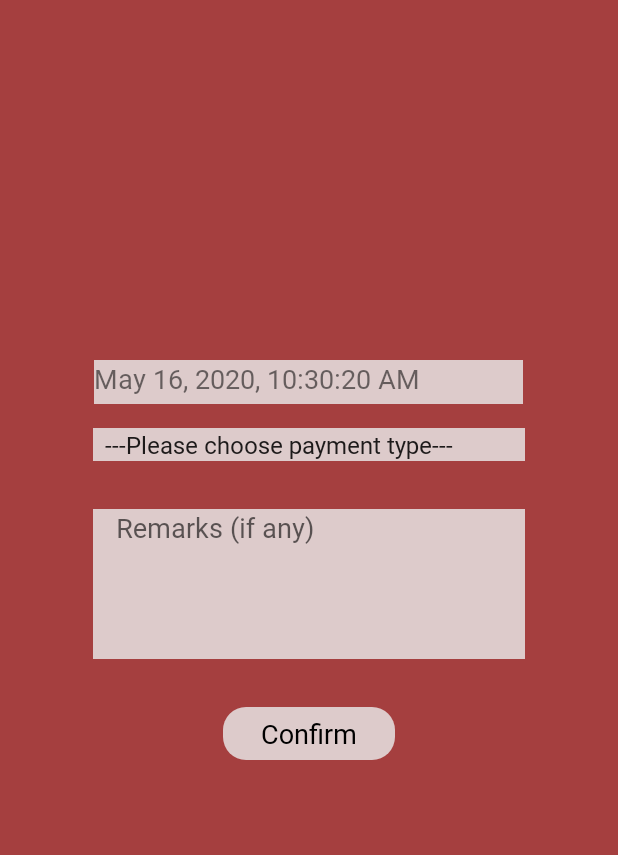
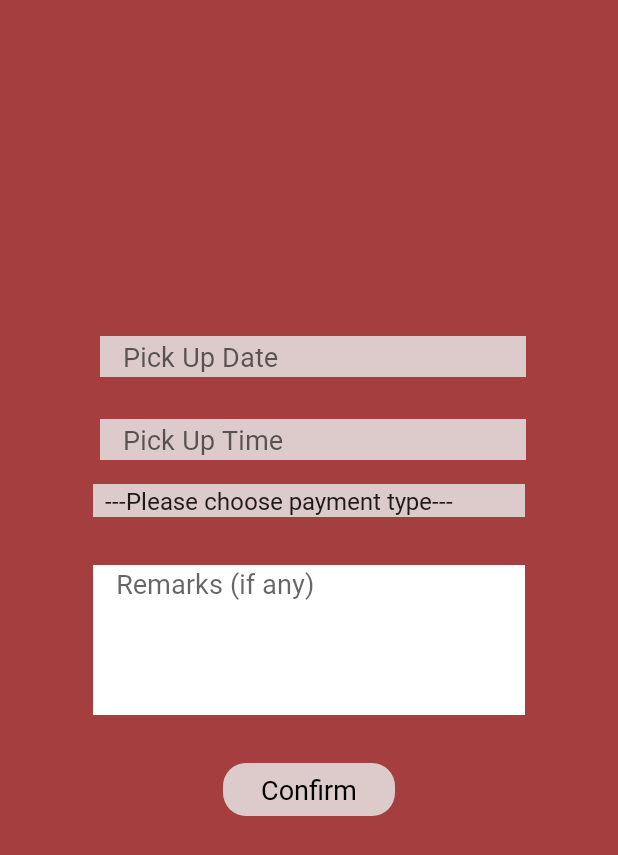
Before and after one commit to hrmck/2020UoAHackathon, an Android app: the PaymentActivity screen opened directly, with no data from a screen before it, on a phone screen of 412 x 824 dp. Shown: the top 855 px of the screen. Run offline under Robolectric (Android 15) with nearby library versions, the phone set to English and light mode, and no system bars.

Commit message:
Latest Version

```diff
--- a/app/src/main/java/com/example/inlocker/PaymentActivity.java
+++ b/app/src/main/java/com/example/inlocker/PaymentActivity.java
@@ -5,6 +5,7 @@ import android.os.Bundle;
 import android.view.View;
 import android.widget.ArrayAdapter;
 import android.widget.Button;
+import android.widget.EditText;
 import android.widget.Spinner;
 import android.widget.TextView;
 
@@ -18,7 +19,7 @@ public class PaymentActivity extends AppCompatActivity implements View.OnClickLi
     Spinner spinner;
     Button confirm;
     String currentDate;
-    TextView Date, setTime;
+    EditText Date, setTime;
 
     @Override
     protected void onCreate(Bundle savedInstanceState) {
@@ -29,9 +30,8 @@ public class PaymentActivity extends AppCompatActivity implements View.OnClickLi
         Date currentTime = Calendar.getInstance().getTime();*/
         String currentDateTimeString = DateFormat.getDateTimeInstance().format(new Date());
 
-        setTime = (TextView) findViewById(R.id.setTimeEditText);
-        setTime.setText(currentDateTimeString);
-        // Date = (TextView) findViewById(R.id.DateTextView);
+        setTime = (EditText) findViewById(R.id.pickUpTimeEditText);
+        Date = (EditText) findViewById(R.id.pickUpDateEditText);
 
         //Date.setText(currentDate);
 
--- a/app/src/main/java/com/example/inlocker/ProductInfoActivity.java
+++ b/app/src/main/java/com/example/inlocker/ProductInfoActivity.java
@@ -103,7 +103,7 @@ public class ProductInfoActivity extends AppCompatActivity implements View.OnCli
                 break;
             case R.id.add_to_cartBtn:
                 // String order = "Date:" +currentDate+ " Product Name: " +cartProdName + " Amount: " +cartProdAmount + " Total Price " +cartProdPrice + "Yen";
-                String order = currentDate + " " + cartProdName + " * " + cartProdAmount + " Total Price " + cartProdPrice + "Yen";
+                String order = cartProdName + " * " + cartProdAmount;
                 addToCartDatabase(order);
                 //dont forget the loop fro create new doc vs update existing doc
                 //add to cart
--- a/app/src/main/res/layout/activity_payment.xml
+++ b/app/src/main/res/layout/activity_payment.xml
@@ -15,21 +15,21 @@
         app:layout_constraintEnd_toStartOf="@+id/vertical2_confrim_guideline"
         app:layout_constraintHorizontal_bias="0.0"
         app:layout_constraintStart_toStartOf="@+id/vertical1_confirm_guideline"
-        app:layout_constraintTop_toBottomOf="@+id/setTimeEditText" />
+        app:layout_constraintTop_toBottomOf="@+id/pickUpTimeEditText" />
 
     <EditText
         android:id="@+id/remarks_confirm_editText"
         android:layout_width="0dp"
         android:layout_height="100dp"
         android:layout_marginTop="32dp"
-        android:background="#DDCBCB"
+        android:background="@android:color/white"
         android:ems="10"
         android:gravity="start|top"
         android:hint="@string/remarks"
         android:inputType="textMultiLine"
         android:singleLine="false"
         app:layout_constraintEnd_toStartOf="@+id/vertical2_confrim_guideline"
-        app:layout_constraintHorizontal_bias="0.5"
+        app:layout_constraintHorizontal_bias="0.0"
         app:layout_constraintStart_toStartOf="@+id/vertical1_confirm_guideline"
         app:layout_constraintTop_toBottomOf="@+id/paymentType_confirm_spinner" />
 
@@ -66,16 +66,31 @@
         android:orientation="vertical"
         app:layout_constraintGuide_percent="0.85" />
 
-    <TextView
-        android:id="@+id/setTimeEditText"
-        android:layout_width="286dp"
-        android:layout_height="29dp"
-        android:layout_marginTop="240dp"
+    <EditText
+        android:id="@+id/pickUpTimeEditText"
+        android:layout_width="284dp"
+        android:layout_height="27dp"
+        android:layout_marginTop="28dp"
         android:background="#DDCBCB"
-        android:text="TextView"
-        android:textSize="18sp"
+        android:ems="10"
+        android:hint="Pick Up Time"
+        android:inputType="textPersonName"
         app:layout_constraintEnd_toEndOf="parent"
-        app:layout_constraintHorizontal_bias="0.496"
+        app:layout_constraintHorizontal_bias="0.519"
+        app:layout_constraintStart_toStartOf="parent"
+        app:layout_constraintTop_toBottomOf="@+id/pickUpDateEditText" />
+
+    <EditText
+        android:id="@+id/pickUpDateEditText"
+        android:layout_width="284dp"
+        android:layout_height="27dp"
+        android:layout_marginTop="224dp"
+        android:background="#DDCBCB"
+        android:ems="10"
+        android:hint="Pick Up Date"
+        android:inputType="textPersonName"
+        app:layout_constraintEnd_toEndOf="parent"
+        app:layout_constraintHorizontal_bias="0.519"
         app:layout_constraintStart_toStartOf="parent"
         app:layout_constraintTop_toTopOf="parent" />
 
```
